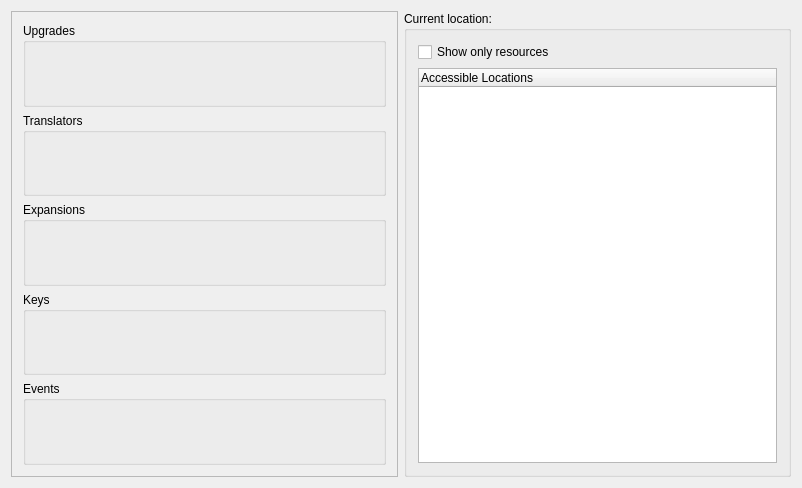
Qt form randovania/gui/tracker_window.ui (randovania/randovania) before a commit.
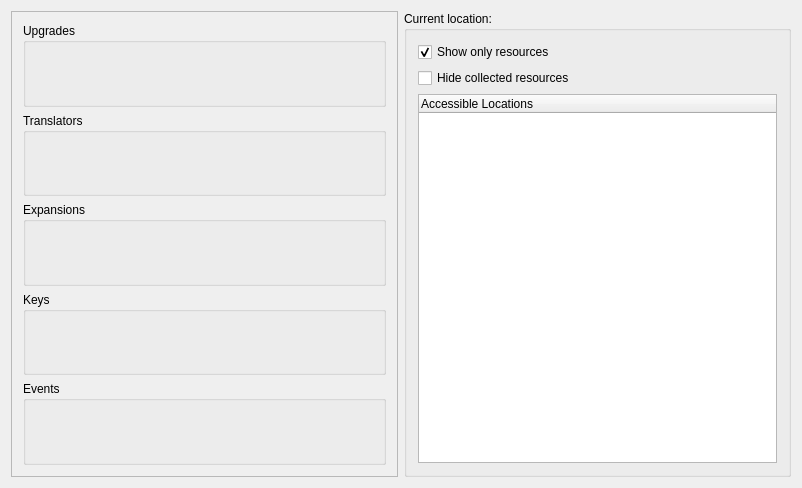
The same form after that commit.

Commit message: Add "hide collected" checkbox

The edit to the form file:
```diff
--- a/randovania/gui/tracker_window.ui
+++ b/randovania/gui/tracker_window.ui
@@ -32,6 +32,16 @@
          <property name="text">
           <string>Show only resources</string>
          </property>
+         <property name="checked">
+          <bool>true</bool>
+         </property>
+        </widget>
+       </item>
+       <item>
+        <widget class="QCheckBox" name="hide_collected_resources_check">
+         <property name="text">
+          <string>Hide collected resources</string>
+         </property>
         </widget>
        </item>
        <item>
```
The commit also changes 1 other file.
